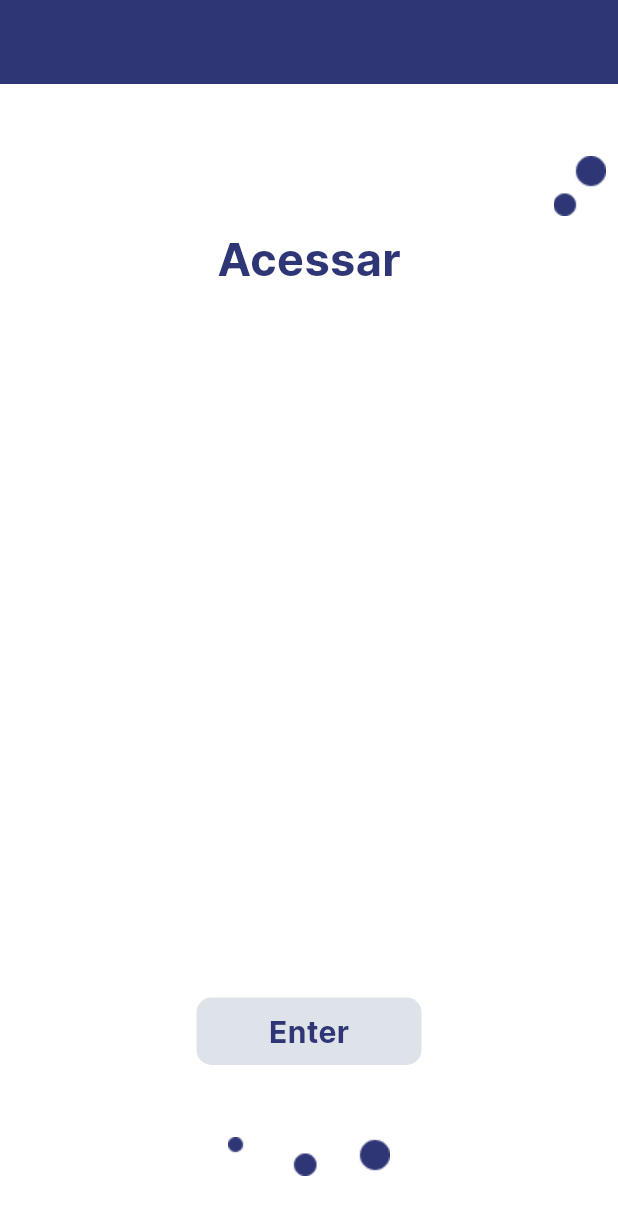
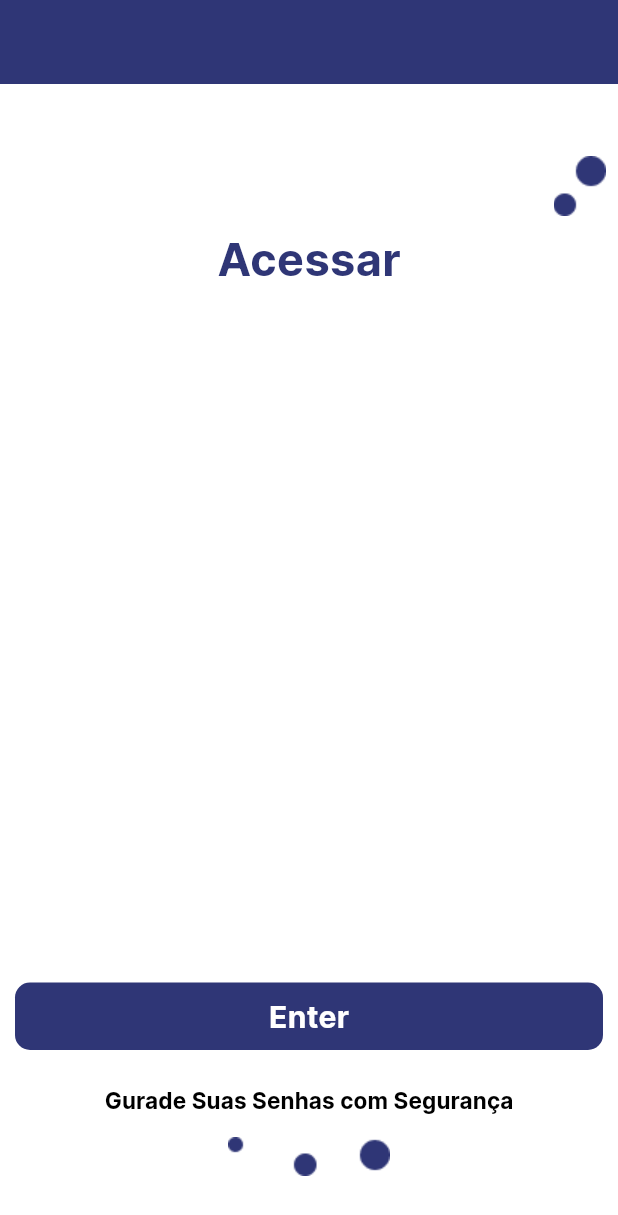
Before and after one commit to CMeskita/flutter_application_pass, a Flutter app: the screen it shows after launch, on a phone screen of 412 x 824 dp. Shown: the top 1215 px of the screen. Run offline on Flutter 3.47's test engine with Material 3 defaults, Android fonts, the phone set to English and light mode, and no system bars.

Commit message:
butão como texto

```diff
--- a/lib/commom/constants/app_color.dart
+++ b/lib/commom/constants/app_color.dart
@@ -5,7 +5,9 @@ class AppColor {
   static const Color colorPrimary = Color(0xFFDDE3E9);
   static const Color colorSecundary = Color(0xFF2F3676);
   static const Color colorWhite = Color(0xFFFFFFFF);
-  static const List<Color> colorLista = [Color(0xFFDDE3E9), Color(0xFFDDE3E9)];
+  static const Color colorBlack = Color(0xFF000000);
+
+  static const List<Color> colorLista = [Color(0xFF2F3676), Color(0xFF2F3676)];
   static const List<Color> colorListagray = [
     Color(0xFF535353),
     Color(0xFF535353)
--- a/lib/commom/constants/app_text_styles.dart
+++ b/lib/commom/constants/app_text_styles.dart
@@ -10,5 +10,5 @@ class AppTextStyler {
   static const TextStyle smallText = TextStyle(
       fontFamily: 'Inter', fontSize: 20.0, fontWeight: FontWeight.w700);
   static const TextStyle verysmallText = TextStyle(
-      fontFamily: 'Inter', fontSize: 150.0, fontWeight: FontWeight.w700);
+      fontFamily: 'Inter', fontSize: 15.0, fontWeight: FontWeight.w800);
 }
--- a/lib/features/onboarding/onboarding_page.dart
+++ b/lib/features/onboarding/onboarding_page.dart
@@ -5,6 +5,7 @@ import 'package:flutter_application_pass/commom/constants/app_color.dart';
 import 'package:flutter_application_pass/commom/constants/app_text_styles.dart';
 
 import '../../widgets/primary_button.dart';
+import '../../widgets/primary_textbutton.dart';
 
 class OnboardingPage extends StatelessWidget {
   const OnboardingPage({super.key});
@@ -19,16 +20,12 @@ class OnboardingPage extends StatelessWidget {
       body: Align(
         child: Column(
           children: [
-            const SizedBox(
-              height: 40.0,
-            ),
+            const SizedBox(height: 40.0),
             Padding(
               padding: const EdgeInsets.all(8.0),
-              child: Expanded(
-                child: Container(
-                  alignment: Alignment.topRight,
-                  child: Image.asset('assets/imagens/navenfeite.png'),
-                ),
+              child: Container(
+                alignment: Alignment.topRight,
+                child: Image.asset('assets/imagens/navenfeite.png'),
               ),
             ),
             Expanded(
@@ -38,7 +35,7 @@ class OnboardingPage extends StatelessWidget {
                       .copyWith(color: AppColor.colorSecundary)),
             ),
             Padding(
-              padding: const EdgeInsets.all(8.0),
+              padding: const EdgeInsets.all(10.0),
               child: PrimeryButton(
                 text: 'Enter',
                 onPressed: () {
@@ -46,13 +43,23 @@ class OnboardingPage extends StatelessWidget {
                 },
               ),
             ),
-            const SizedBox(
-              height: 40.0,
+            PrimaryTextButton(
+              onPressed: () => log('tape'),
+              children: [
+                Text(
+                  'Gurade Suas Senhas com',
+                  style: AppTextStyler.verysmallText
+                      .copyWith(color: AppColor.colorBlack),
+                ),
+                Text(
+                  ' Segurança',
+                  style: AppTextStyler.verysmallText
+                      .copyWith(color: AppColor.colorBlack),
+                ),
+              ],
             ),
             Image.asset('assets/imagens/footerenfeite.png'),
-            const SizedBox(
-              height: 40.0,
-            ),
+            const SizedBox(height: 40.0),
           ],
         ),
       ),
--- a/lib/widgets/primary_button.dart
+++ b/lib/widgets/primary_button.dart
@@ -19,7 +19,6 @@ class PrimeryButton extends StatelessWidget {
   Widget build(BuildContext context) {
     return Ink(
       height: 45.0,
-      width: 150.0,
       decoration: BoxDecoration(
         borderRadius: _borderRadius,
         gradient: LinearGradient(
@@ -32,8 +31,8 @@ class PrimeryButton extends StatelessWidget {
         onTap: onPressed,
         child: Align(
           child: Text(text,
-              style: AppTextStyler.smallText
-                  .copyWith(color: AppColor.colorSecundary)),
+              style:
+                  AppTextStyler.smallText.copyWith(color: AppColor.colorWhite)),
         ),
       ),
     );
--- /dev/null
+++ b/lib/widgets/primary_textbutton.dart
@@ -0,0 +1,24 @@
+import 'package:flutter/material.dart';
+
+class PrimaryTextButton extends StatelessWidget {
+  final List<Text> children;
+  final VoidCallback onPressed;
+
+  const PrimaryTextButton({
+    super.key,
+    required this.children,
+    required this.onPressed,
+  });
+
+  @override
+  Widget build(BuildContext context) {
+    return TextButton(
+      onPressed: onPressed,
+      child: Row(
+        mainAxisSize: MainAxisSize.min,
+        mainAxisAlignment: MainAxisAlignment.center,
+        children: children,
+      ),
+    );
+  }
+}
```
